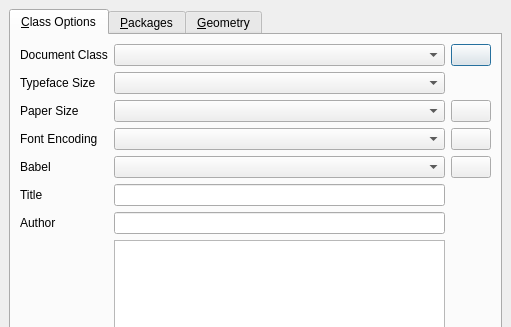
The window that src/quickdocumentdialog.ui (texstudio-org/texstudio) describes before a commit, drawn with Qt 5; both pictures show x 0 to 511 and y 0 to 327 of the 511 by 513 pixel window.
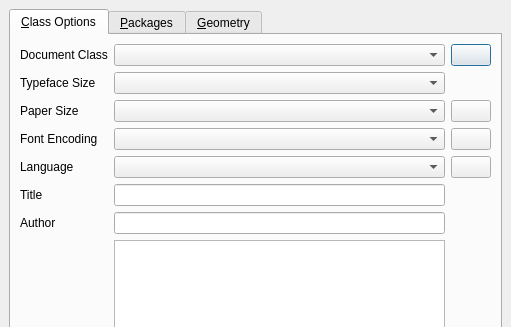
The same window after the commit. Icons and pictures are not drawn.

Commit message: QuickStart Wizard - Add Babel language to class options (#2895)

The edit to the form file:
```diff
--- a/src/quickdocumentdialog.ui
+++ b/src/quickdocumentdialog.ui
@@ -72,7 +72,10 @@
          <item row="5" column="0">
           <widget class="QLabel" name="labelBabel">
            <property name="text">
-            <string>Babel</string>
+            <string>Language</string>
+           </property>
+           <property name="ToolTip">
+            <string>Adds language support to your document with Babel package</string>
            </property>
           </widget>
          </item>
```
The commit also changes 1 other file.
